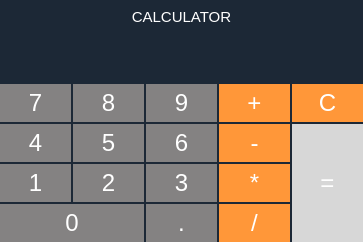
First picture: the form in app/coreaction/wcalculator.ui, repository rahmanshaber/corebox, before the edit.
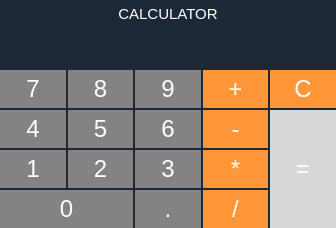
Second picture: the form after the edit.

The edit to the form file:
```diff
--- a/app/coreaction/wcalculator.ui
+++ b/app/coreaction/wcalculator.ui
@@ -6,23 +6,20 @@
    <rect>
     <x>0</x>
     <y>0</y>
-    <width>363</width>
-    <height>242</height>
+    <width>336</width>
+    <height>226</height>
    </rect>
   </property>
   <property name="windowTitle">
    <string>Form</string>
   </property>
   <property name="styleSheet">
-   <string notr="true">QWidget{
-border: 1px #494949;
-background-color: #1C2836;
-color: #ffffff;
-}
-
-</string>
+   <string notr="true"/>
   </property>
-  <layout class="QGridLayout" name="gridLayout">
+  <layout class="QHBoxLayout" name="horizontalLayout">
+   <property name="spacing">
+    <number>0</number>
+   </property>
    <property name="leftMargin">
     <number>0</number>
    </property>
@@ -35,82 +32,341 @@
    <property name="bottomMargin">
     <number>0</number>
    </property>
-   <property name="spacing">
-    <number>2</number>
-   </property>
-   <item row="3" column="1">
-    <widget class="QPushButton" name="eight">
-     <property name="minimumSize">
-      <size>
-       <width>0</width>
-       <height>38</height>
-      </size>
-     </property>
-     <property name="font">
-      <font>
-       <pointsize>18</pointsize>
-      </font>
-     </property>
+   <item>
+    <widget class="QFrame" name="Widgets">
      <property name="styleSheet">
-      <string notr="true">QPushButton{
+      <string notr="true">QWidget{
+border: 1px #494949;
+background-color: #1C2836;
+color: #ffffff;
+}</string>
+     </property>
+     <layout class="QGridLayout" name="gridLayout">
+      <property name="leftMargin">
+       <number>0</number>
+      </property>
+      <property name="topMargin">
+       <number>0</number>
+      </property>
+      <property name="rightMargin">
+       <number>0</number>
+      </property>
+      <property name="bottomMargin">
+       <number>0</number>
+      </property>
+      <property name="spacing">
+       <number>2</number>
+      </property>
+      <item row="2" column="0">
+       <widget class="QPushButton" name="seven">
+        <property name="minimumSize">
+         <size>
+          <width>0</width>
+          <height>38</height>
+         </size>
+        </property>
+        <property name="font">
+         <font>
+          <pointsize>18</pointsize>
+         </font>
+        </property>
+        <property name="styleSheet">
+         <string notr="true">QPushButton{
 	background-color:#848282;
 }
 QPushButton:pressed
 {
 	background-color: #3C3C3C;
 }</string>
-     </property>
-     <property name="text">
-      <string>8</string>
-     </property>
-     <property name="flat">
-      <bool>false</bool>
-     </property>
-    </widget>
-   </item>
-   <item row="6" column="3">
-    <widget class="QPushButton" name="division">
-     <property name="minimumSize">
-      <size>
-       <width>0</width>
-       <height>38</height>
-      </size>
-     </property>
-     <property name="font">
-      <font>
-       <pointsize>18</pointsize>
-      </font>
-     </property>
-     <property name="styleSheet">
-      <string notr="true">QPushButton{
+        </property>
+        <property name="text">
+         <string>7</string>
+        </property>
+        <property name="iconSize">
+         <size>
+          <width>22</width>
+          <height>22</height>
+         </size>
+        </property>
+        <property name="flat">
+         <bool>false</bool>
+        </property>
+       </widget>
+      </item>
+      <item row="2" column="1">
+       <widget class="QPushButton" name="eight">
+        <property name="minimumSize">
+         <size>
+          <width>0</width>
+          <height>38</height>
+         </size>
+        </property>
+        <property name="font">
+         <font>
+          <pointsize>18</pointsize>
+         </font>
+        </property>
+        <property name="styleSheet">
+         <string notr="true">QPushButton{
+	background-color:#848282;
+}
+QPushButton:pressed
+{
+	background-color: #3C3C3C;
+}</string>
+        </property>
+        <property name="text">
+         <string>8</string>
+        </property>
+        <property name="flat">
+         <bool>false</bool>
+        </property>
+       </widget>
+      </item>
+      <item row="2" column="2">
+       <widget class="QPushButton" name="nine">
+        <property name="minimumSize">
+         <size>
+          <width>0</width>
+          <height>38</height>
+         </size>
+        </property>
+        <property name="font">
+         <font>
+          <pointsize>18</pointsize>
+         </font>
+        </property>
+        <property name="styleSheet">
+         <string notr="true">QPushButton{
+	background-color:#848282;
+}
+QPushButton:pressed
+{
+	background-color: #3C3C3C;
+}</string>
+        </property>
+        <property name="text">
+         <string>9</string>
+        </property>
+        <property name="flat">
+         <bool>false</bool>
+        </property>
+       </widget>
+      </item>
+      <item row="2" column="3">
+       <widget class="QPushButton" name="add">
+        <property name="minimumSize">
+         <size>
+          <width>0</width>
+          <height>38</height>
+         </size>
+        </property>
+        <property name="font">
+         <font>
+          <pointsize>18</pointsize>
+         </font>
+        </property>
+        <property name="styleSheet">
+         <string notr="true">QPushButton{
 	background-color:rgb(255, 151, 57);
     color: white;
 }
+QPushButton:pressed{
+	background-color: #FF9739;
+}</string>
+        </property>
+        <property name="text">
+         <string>+</string>
+        </property>
+       </widget>
+      </item>
+      <item row="2" column="4">
+       <widget class="QPushButton" name="clear">
+        <property name="minimumSize">
+         <size>
+          <width>0</width>
+          <height>38</height>
+         </size>
+        </property>
+        <property name="font">
+         <font>
+          <pointsize>18</pointsize>
+         </font>
+        </property>
+        <property name="styleSheet">
+         <string notr="true">QPushButton{
+	background-color:rgb(255, 151, 57);
+    color: white;
+}
+QPushButton:pressed{
+	background-color: #FF9739;
+}</string>
+        </property>
+        <property name="text">
+         <string>C</string>
+        </property>
+       </widget>
+      </item>
+      <item row="3" column="0">
+       <widget class="QPushButton" name="four">
+        <property name="minimumSize">
+         <size>
+          <width>0</width>
+          <height>38</height>
+         </size>
+        </property>
+        <property name="font">
+         <font>
+          <pointsize>18</pointsize>
+         </font>
+        </property>
+        <property name="styleSheet">
+         <string notr="true">QPushButton{
+	background-color:#848282;
+}
 QPushButton:pressed
 {
+	background-color: #3C3C3C;
+}</string>
+        </property>
+        <property name="text">
+         <string>4</string>
+        </property>
+        <property name="flat">
+         <bool>false</bool>
+        </property>
+       </widget>
+      </item>
+      <item row="3" column="1">
+       <widget class="QPushButton" name="five">
+        <property name="minimumSize">
+         <size>
+          <width>0</width>
+          <height>38</height>
+         </size>
+        </property>
+        <property name="font">
+         <font>
+          <pointsize>18</pointsize>
+         </font>
+        </property>
+        <property name="styleSheet">
+         <string notr="true">QPushButton{
+	background-color:#848282;
+}
+QPushButton:pressed
+{
+	background-color: #3C3C3C;
+}</string>
+        </property>
+        <property name="text">
+         <string>5</string>
+        </property>
+        <property name="flat">
+         <bool>false</bool>
+        </property>
+       </widget>
+      </item>
+      <item row="3" column="2">
+       <widget class="QPushButton" name="six">
+        <property name="minimumSize">
+         <size>
+          <width>0</width>
+          <height>38</height>
+         </size>
+        </property>
+        <property name="font">
+         <font>
+          <pointsize>18</pointsize>
+         </font>
+        </property>
+        <property name="styleSheet">
+         <string notr="true">QPushButton{
+	background-color:#848282;
+}
+QPushButton:pressed
+{
+	background-color: #3C3C3C;
+}</string>
+        </property>
+        <property name="text">
+         <string>6</string>
+        </property>
+        <property name="flat">
+         <bool>false</bool>
+        </property>
+       </widget>
+      </item>
+      <item row="3" column="3">
+       <widget class="QPushButton" name="subtract">
+        <property name="minimumSize">
+         <size>
+          <width>0</width>
+          <height>38</height>
+         </size>
+        </property>
+        <property name="font">
+         <font>
+          <pointsize>18</pointsize>
+         </font>
+        </property>
+        <property name="styleSheet">
+         <string notr="true">QPushButton{
+	background-color:rgb(255, 151, 57);
+    color: white;
+}
+QPushButton:pressed
+{
 	background-color: #FF9739;
 }</string>
-     </property>
-     <property name="text">
-      <string>/</string>
-     </property>
-    </widget>
-   </item>
-   <item row="5" column="1">
-    <widget class="QPushButton" name="two">
-     <property name="minimumSize">
-      <size>
-       <width>0</width>
-       <height>38</height>
-      </size>
-     </property>
-     <property name="font">
-      <font>
-       <pointsize>18</pointsize>
-      </font>
-     </property>
-     <property name="styleSheet">
-      <string notr="true">QPushButton{
+        </property>
+        <property name="text">
+         <string>-</string>
+        </property>
+       </widget>
+      </item>
+      <item row="4" column="0">
+       <widget class="QPushButton" name="one">
+        <property name="minimumSize">
+         <size>
+          <width>0</width>
+          <height>38</height>
+         </size>
+        </property>
+        <property name="font">
+         <font>
+          <pointsize>18</pointsize>
+         </font>
+        </property>
+        <property name="styleSheet">
+         <string notr="true">QPushButton{
+	background-color:#848282;
+}
+QPushButton:pressed
+{
+	background-color: #3C3C3C;
+}</string>
+        </property>
+        <property name="text">
+         <string>1</string>
+        </property>
+       </widget>
+      </item>
+      <item row="4" column="1">
+       <widget class="QPushButton" name="two">
+        <property name="minimumSize">
+         <size>
+          <width>0</width>
+          <height>38</height>
+         </size>
+        </property>
+        <property name="font">
+         <font>
+          <pointsize>18</pointsize>
+         </font>
+        </property>
+        <property name="styleSheet">
+         <string notr="true">QPushButton{
 
 	background-color:#848282;
 }
@@ -118,120 +374,54 @@
 {
 	background-color: #3C3C3C;
 }</string>
-     </property>
-     <property name="text">
-      <string>2</string>
-     </property>
-    </widget>
-   </item>
-   <item row="2" column="0" colspan="5">
-    <widget class="QLineEdit" name="calcview">
-     <property name="minimumSize">
-      <size>
-       <width>0</width>
-       <height>40</height>
-      </size>
-     </property>
-     <property name="font">
-      <font>
-       <pointsize>20</pointsize>
-      </font>
-     </property>
-     <property name="cursor">
-      <cursorShape>IBeamCursor</cursorShape>
-     </property>
-     <property name="layoutDirection">
-      <enum>Qt::LeftToRight</enum>
-     </property>
-     <property name="styleSheet">
-      <string notr="true"/>
-     </property>
-     <property name="maxLength">
-      <number>20</number>
-     </property>
-     <property name="frame">
-      <bool>false</bool>
-     </property>
-     <property name="alignment">
-      <set>Qt::AlignRight|Qt::AlignTrailing|Qt::AlignVCenter</set>
-     </property>
-     <property name="readOnly">
-      <bool>false</bool>
-     </property>
-     <property name="clearButtonEnabled">
-      <bool>false</bool>
-     </property>
-    </widget>
-   </item>
-   <item row="5" column="0">
-    <widget class="QPushButton" name="one">
-     <property name="minimumSize">
-      <size>
-       <width>0</width>
-       <height>38</height>
-      </size>
-     </property>
-     <property name="font">
-      <font>
-       <pointsize>18</pointsize>
-      </font>
-     </property>
-     <property name="styleSheet">
-      <string notr="true">QPushButton{
+        </property>
+        <property name="text">
+         <string>2</string>
+        </property>
+       </widget>
+      </item>
+      <item row="4" column="2">
+       <widget class="QPushButton" name="three">
+        <property name="minimumSize">
+         <size>
+          <width>0</width>
+          <height>38</height>
+         </size>
+        </property>
+        <property name="font">
+         <font>
+          <pointsize>18</pointsize>
+         </font>
+        </property>
+        <property name="styleSheet">
+         <string notr="true">QPushButton{
 	background-color:#848282;
 }
 QPushButton:pressed
 {
 	background-color: #3C3C3C;
 }</string>
-     </property>
-     <property name="text">
-      <string>1</string>
-     </property>
-    </widget>
-   </item>
-   <item row="6" column="2">
-    <widget class="QPushButton" name="dot">
-     <property name="minimumSize">
-      <size>
-       <width>0</width>
-       <height>38</height>
-      </size>
-     </property>
-     <property name="font">
-      <font>
-       <pointsize>18</pointsize>
-      </font>
-     </property>
-     <property name="styleSheet">
-      <string notr="true">QPushButton{
-	background-color:#848282;
-}
-QPushButton:pressed
-{
-	background-color: #3C3C3C;
-}</string>
-     </property>
-     <property name="text">
-      <string>.</string>
-     </property>
-    </widget>
-   </item>
-   <item row="4" column="3">
-    <widget class="QPushButton" name="subtract">
-     <property name="minimumSize">
-      <size>
-       <width>0</width>
-       <height>38</height>
-      </size>
-     </property>
-     <property name="font">
-      <font>
-       <pointsize>18</pointsize>
-      </font>
-     </property>
-     <property name="styleSheet">
-      <string notr="true">QPushButton{
+        </property>
+        <property name="text">
+         <string>3</string>
+        </property>
+       </widget>
+      </item>
+      <item row="4" column="3">
+       <widget class="QPushButton" name="multiply">
+        <property name="minimumSize">
+         <size>
+          <width>0</width>
+          <height>38</height>
+         </size>
+        </property>
+        <property name="font">
+         <font>
+          <pointsize>18</pointsize>
+         </font>
+        </property>
+        <property name="styleSheet">
+         <string notr="true">QPushButton{
 	background-color:rgb(255, 151, 57);
     color: white;
 }
@@ -239,364 +429,191 @@
 {
 	background-color: #FF9739;
 }</string>
-     </property>
-     <property name="text">
-      <string>-</string>
-     </property>
-    </widget>
-   </item>
-   <item row="4" column="2">
-    <widget class="QPushButton" name="six">
-     <property name="minimumSize">
-      <size>
-       <width>0</width>
-       <height>38</height>
-      </size>
-     </property>
-     <property name="font">
-      <font>
-       <pointsize>18</pointsize>
-      </font>
-     </property>
-     <property name="styleSheet">
-      <string notr="true">QPushButton{
+        </property>
+        <property name="text">
+         <string>*</string>
+        </property>
+       </widget>
+      </item>
+      <item row="5" column="2">
+       <widget class="QPushButton" name="dot">
+        <property name="minimumSize">
+         <size>
+          <width>0</width>
+          <height>38</height>
+         </size>
+        </property>
+        <property name="font">
+         <font>
+          <pointsize>18</pointsize>
+         </font>
+        </property>
+        <property name="styleSheet">
+         <string notr="true">QPushButton{
 	background-color:#848282;
 }
 QPushButton:pressed
 {
 	background-color: #3C3C3C;
 }</string>
-     </property>
-     <property name="text">
-      <string>6</string>
-     </property>
-     <property name="flat">
-      <bool>false</bool>
-     </property>
-    </widget>
-   </item>
-   <item row="3" column="3">
-    <widget class="QPushButton" name="add">
-     <property name="minimumSize">
-      <size>
-       <width>0</width>
-       <height>38</height>
-      </size>
-     </property>
-     <property name="font">
-      <font>
-       <pointsize>18</pointsize>
-      </font>
-     </property>
-     <property name="styleSheet">
-      <string notr="true">QPushButton{
+        </property>
+        <property name="text">
+         <string>.</string>
+        </property>
+       </widget>
+      </item>
+      <item row="5" column="3">
+       <widget class="QPushButton" name="division">
+        <property name="minimumSize">
+         <size>
+          <width>0</width>
+          <height>38</height>
+         </size>
+        </property>
+        <property name="font">
+         <font>
+          <pointsize>18</pointsize>
+         </font>
+        </property>
+        <property name="styleSheet">
+         <string notr="true">QPushButton{
 	background-color:rgb(255, 151, 57);
     color: white;
 }
-QPushButton:pressed{
-	background-color: #FF9739;
-}</string>
-     </property>
-     <property name="text">
-      <string>+</string>
-     </property>
-    </widget>
-   </item>
-   <item row="5" column="2">
-    <widget class="QPushButton" name="three">
-     <property name="minimumSize">
-      <size>
-       <width>0</width>
-       <height>38</height>
-      </size>
-     </property>
-     <property name="font">
-      <font>
-       <pointsize>18</pointsize>
-      </font>
-     </property>
-     <property name="styleSheet">
-      <string notr="true">QPushButton{
-	background-color:#848282;
-}
 QPushButton:pressed
 {
-	background-color: #3C3C3C;
-}</string>
-     </property>
-     <property name="text">
-      <string>3</string>
-     </property>
-    </widget>
-   </item>
-   <item row="5" column="3">
-    <widget class="QPushButton" name="multiply">
-     <property name="minimumSize">
-      <size>
-       <width>0</width>
-       <height>38</height>
-      </size>
-     </property>
-     <property name="font">
-      <font>
-       <pointsize>18</pointsize>
-      </font>
-     </property>
-     <property name="styleSheet">
-      <string notr="true">QPushButton{
-	background-color:rgb(255, 151, 57);
-    color: white;
-}
-QPushButton:pressed
-{
 	background-color: #FF9739;
 }</string>
-     </property>
-     <property name="text">
-      <string>*</string>
-     </property>
-    </widget>
-   </item>
-   <item row="0" column="0" colspan="5">
-    <widget class="QLabel" name="label_8">
-     <property name="font">
-      <font>
-       <pointsize>11</pointsize>
-       <weight>50</weight>
-       <bold>false</bold>
-      </font>
-     </property>
-     <property name="text">
-      <string>CALCULATOR</string>
-     </property>
-     <property name="alignment">
-      <set>Qt::AlignCenter</set>
-     </property>
-    </widget>
-   </item>
-   <item row="3" column="4">
-    <widget class="QPushButton" name="clear">
-     <property name="minimumSize">
-      <size>
-       <width>0</width>
-       <height>38</height>
-      </size>
-     </property>
-     <property name="font">
-      <font>
-       <pointsize>18</pointsize>
-      </font>
-     </property>
-     <property name="styleSheet">
-      <string notr="true">QPushButton{
-	background-color:rgb(255, 151, 57);
-    color: white;
-}
-QPushButton:pressed{
-	background-color: #FF9739;
-}</string>
-     </property>
-     <property name="text">
-      <string>C</string>
-     </property>
-    </widget>
-   </item>
-   <item row="6" column="0" colspan="2">
-    <widget class="QPushButton" name="zero">
-     <property name="minimumSize">
-      <size>
-       <width>0</width>
-       <height>38</height>
-      </size>
-     </property>
-     <property name="font">
-      <font>
-       <pointsize>18</pointsize>
-      </font>
-     </property>
-     <property name="styleSheet">
-      <string notr="true">QPushButton{
-	background-color:#848282;
-}
-QPushButton:pressed
-{
-	background-color: #3C3C3C;
-}</string>
-     </property>
-     <property name="text">
-      <string>0</string>
-     </property>
-    </widget>
-   </item>
-   <item row="3" column="2">
-    <widget class="QPushButton" name="nine">
-     <property name="minimumSize">
-      <size>
-       <width>0</width>
-       <height>38</height>
-      </size>
-     </property>
-     <property name="font">
-      <font>
-       <pointsize>18</pointsize>
-      </font>
-     </property>
-     <property name="styleSheet">
-      <string notr="true">QPushButton{
-	background-color:#848282;
-}
-QPushButton:pressed
-{
-	background-color: #3C3C3C;
-}</string>
-     </property>
-     <property name="text">
-      <string>9</string>
-     </property>
-     <property name="flat">
-      <bool>false</bool>
-     </property>
-    </widget>
-   </item>
-   <item row="4" column="0">
-    <widget class="QPushButton" name="four">
-     <property name="minimumSize">
-      <size>
-       <width>0</width>
-       <height>38</height>
-      </size>
-     </property>
-     <property name="font">
-      <font>
-       <pointsize>18</pointsize>
-      </font>
-     </property>
-     <property name="styleSheet">
-      <string notr="true">QPushButton{
-	background-color:#848282;
-}
-QPushButton:pressed
-{
-	background-color: #3C3C3C;
-}</string>
-     </property>
-     <property name="text">
-      <string>4</string>
-     </property>
-     <property name="flat">
-      <bool>false</bool>
-     </property>
-    </widget>
-   </item>
-   <item row="4" column="4" rowspan="3">
-    <widget class="QPushButton" name="equal">
-     <property name="sizePolicy">
-      <sizepolicy hsizetype="Minimum" vsizetype="Minimum">
-       <horstretch>0</horstretch>
-       <verstretch>0</verstretch>
-      </sizepolicy>
-     </property>
-     <property name="font">
-      <font>
-       <pointsize>18</pointsize>
-      </font>
-     </property>
-     <property name="styleSheet">
-      <string notr="true">QPushButton{
+        </property>
+        <property name="text">
+         <string>/</string>
+        </property>
+       </widget>
+      </item>
+      <item row="3" column="4" rowspan="3">
+       <widget class="QPushButton" name="equal">
+        <property name="sizePolicy">
+         <sizepolicy hsizetype="Minimum" vsizetype="Minimum">
+          <horstretch>0</horstretch>
+          <verstretch>0</verstretch>
+         </sizepolicy>
+        </property>
+        <property name="font">
+         <font>
+          <pointsize>18</pointsize>
+         </font>
+        </property>
+        <property name="styleSheet">
+         <string notr="true">QPushButton{
 	background-color:#d7d7d7;
 }
 QPushButton:pressed
 {
 	background-color: #3C3C3C;
 }</string>
-     </property>
-     <property name="text">
-      <string>=</string>
-     </property>
-    </widget>
-   </item>
-   <item row="3" column="0">
-    <widget class="QPushButton" name="seven">
-     <property name="minimumSize">
-      <size>
-       <width>0</width>
-       <height>38</height>
-      </size>
-     </property>
-     <property name="font">
-      <font>
-       <pointsize>18</pointsize>
-      </font>
-     </property>
-     <property name="styleSheet">
-      <string notr="true">QPushButton{
+        </property>
+        <property name="text">
+         <string>=</string>
+        </property>
+       </widget>
+      </item>
+      <item row="5" column="0" colspan="2">
+       <widget class="QPushButton" name="zero">
+        <property name="minimumSize">
+         <size>
+          <width>0</width>
+          <height>38</height>
+         </size>
+        </property>
+        <property name="font">
+         <font>
+          <pointsize>18</pointsize>
+         </font>
+        </property>
+        <property name="styleSheet">
+         <string notr="true">QPushButton{
 	background-color:#848282;
 }
 QPushButton:pressed
 {
 	background-color: #3C3C3C;
 }</string>
-     </property>
-     <property name="text">
-      <string>7</string>
-     </property>
-     <property name="iconSize">
-      <size>
-       <width>22</width>
-       <height>22</height>
-      </size>
-     </property>
-     <property name="flat">
-      <bool>false</bool>
-     </property>
-    </widget>
-   </item>
-   <item row="4" column="1">
-    <widget class="QPushButton" name="five">
-     <property name="minimumSize">
-      <size>
-       <width>0</width>
-       <height>38</height>
-      </size>
-     </property>
-     <property name="font">
-      <font>
-       <pointsize>18</pointsize>
-      </font>
-     </property>
-     <property name="styleSheet">
-      <string notr="true">QPushButton{
-	background-color:#848282;
-}
-QPushButton:pressed
-{
-	background-color: #3C3C3C;
+        </property>
+        <property name="text">
+         <string>0</string>
+        </property>
+       </widget>
+      </item>
+      <item row="1" column="0" colspan="5">
+       <widget class="QLineEdit" name="calcview">
+        <property name="sizePolicy">
+         <sizepolicy hsizetype="Expanding" vsizetype="Preferred">
+          <horstretch>0</horstretch>
+          <verstretch>0</verstretch>
+         </sizepolicy>
+        </property>
+        <property name="minimumSize">
+         <size>
+          <width>0</width>
+          <height>40</height>
+         </size>
+        </property>
+        <property name="font">
+         <font>
+          <pointsize>20</pointsize>
+         </font>
+        </property>
+        <property name="cursor">
+         <cursorShape>IBeamCursor</cursorShape>
+        </property>
+        <property name="layoutDirection">
+         <enum>Qt::LeftToRight</enum>
+        </property>
+        <property name="styleSheet">
+         <string notr="true"/>
+        </property>
+        <property name="maxLength">
+         <number>20</number>
+        </property>
+        <property name="frame">
+         <bool>false</bool>
+        </property>
+        <property name="alignment">
+         <set>Qt::AlignRight|Qt::AlignTrailing|Qt::AlignVCenter</set>
+        </property>
+        <property name="readOnly">
+         <bool>false</bool>
+        </property>
+        <property name="clearButtonEnabled">
+         <bool>false</bool>
+        </property>
+       </widget>
+      </item>
+      <item row="0" column="0" colspan="5">
+       <widget class="QLabel" name="label_8">
+        <property name="font">
+         <font>
+          <pointsize>11</pointsize>
+          <weight>50</weight>
+          <bold>false</bold>
+         </font>
+        </property>
+        <property name="styleSheet">
+         <string notr="true">QLabel{
+padding: 5px 5px 3px 5px;
 }</string>
-     </property>
-     <property name="text">
-      <string>5</string>
-     </property>
-     <property name="flat">
-      <bool>false</bool>
-     </property>
+        </property>
+        <property name="text">
+         <string>CALCULATOR</string>
+        </property>
+        <property name="alignment">
+         <set>Qt::AlignCenter</set>
+        </property>
+       </widget>
+      </item>
+     </layout>
     </widget>
    </item>
-   <item row="1" column="0" colspan="5">
-    <spacer name="verticalSpacer_2">
-     <property name="orientation">
-      <enum>Qt::Vertical</enum>
-     </property>
-     <property name="sizeType">
-      <enum>QSizePolicy::Fixed</enum>
-     </property>
-     <property name="sizeHint" stdset="0">
-      <size>
-       <width>100</width>
-       <height>6</height>
-      </size>
-     </property>
-    </spacer>
-   </item>
   </layout>
  </widget>
  <resources/>
```
